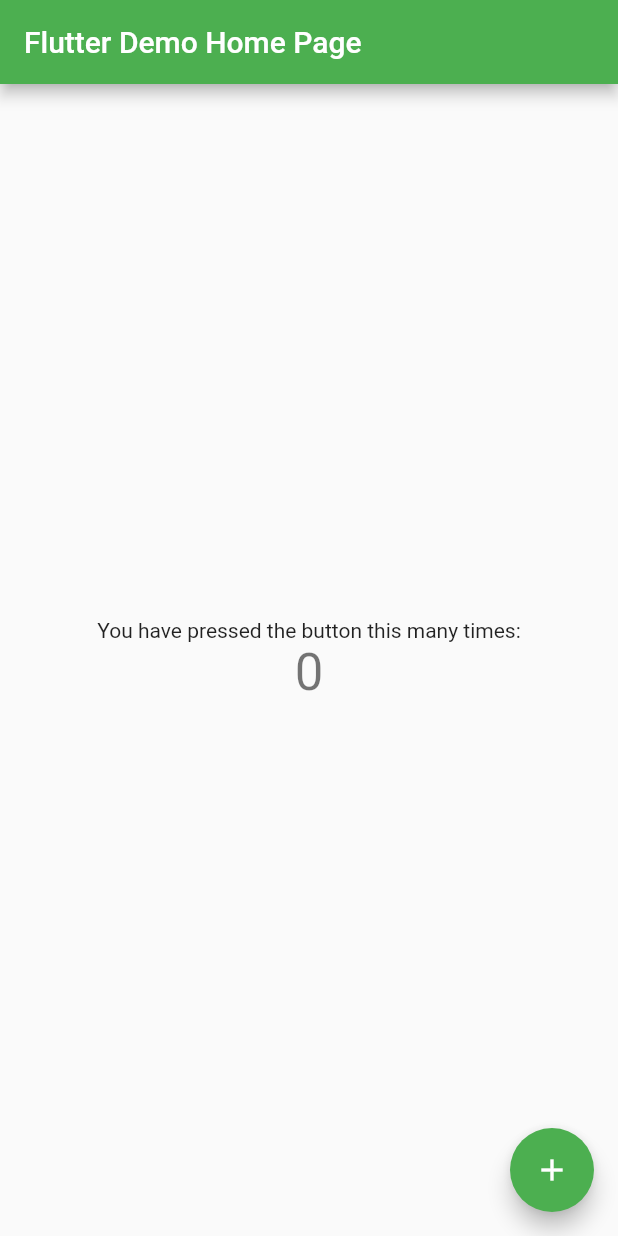
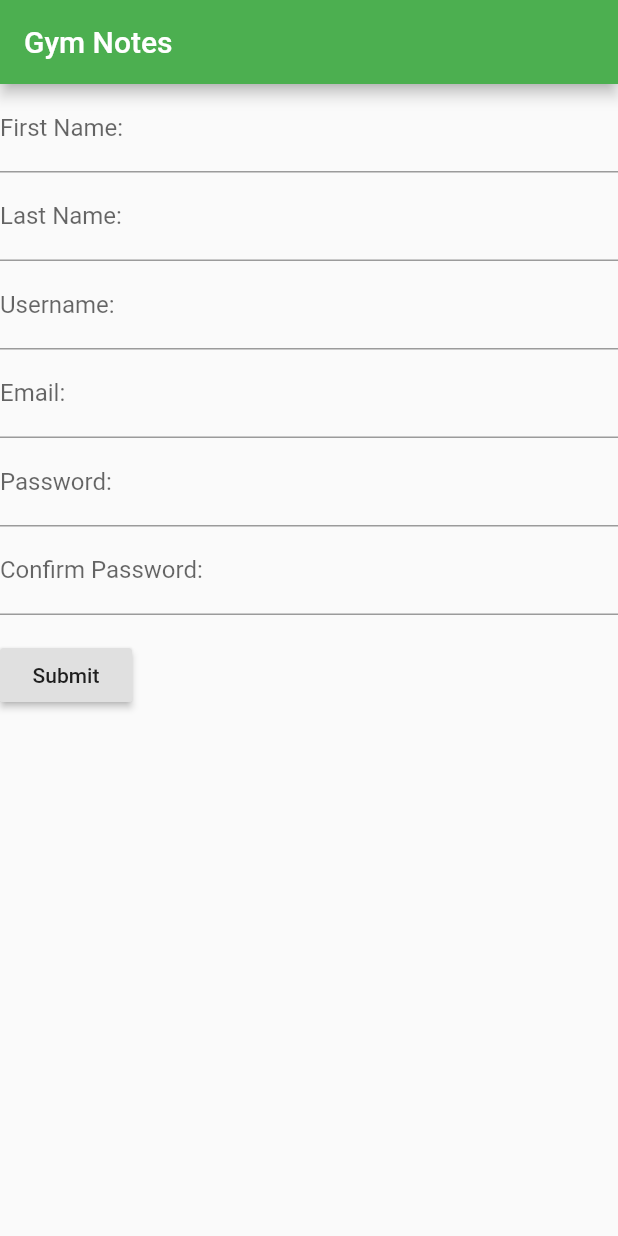
Before and after one commit to awaris123/gym-notes, a Flutter app: the screen it shows after launch, on a phone screen of 412 x 824 dp. Run offline on Flutter 3.47's test engine with Material 2 defaults, Android fonts, the phone set to English and light mode, and no system bars.

Commit message:
created startup widget and register form

```diff
--- a/mobile/lib/main.dart
+++ b/mobile/lib/main.dart
@@ -7,105 +7,147 @@
   @override
   Widget build(BuildContext context) {
     return MaterialApp(
-      title: 'Flutter Demo',
+      title: 'Gym Notes',
       theme: ThemeData(
-        // This is the theme of your application.
-        //
-        // Try running your application with "flutter run". You'll see the
-        // application has a blue toolbar. Then, without quitting the app, try
-        // changing the primarySwatch below to Colors.green and then invoke
-        // "hot reload" (press "r" in the console where you ran "flutter run",
-        // or simply save your changes to "hot reload" in a Flutter IDE).
-        // Notice that the counter didn't reset back to zero; the application
-        // is not restarted.
         primarySwatch: Colors.green,
       ),
-      home: MyHomePage(title: 'Flutter Demo Home Page'),
+      home: Scaffold(
+        appBar: AppBar(
+          title: Text("Gym Notes"),
+        ),
+          body: Center(child: Register(),
+        )
+      ),
     );
   }
 }
 
-class MyHomePage extends StatefulWidget {
-  MyHomePage({Key key, this.title}) : super(key: key);
-
-  // This widget is the home page of your application. It is stateful, meaning
-  // that it has a State object (defined below) that contains fields that affect
-  // how it looks.
-
-  // This class is the configuration for the state. It holds the values (in this
-  // case the title) provided by the parent (in this case the App widget) and
-  // used by the build method of the State. Fields in a Widget subclass are
-  // always marked "final".
-
-  final String title;
+class StartUp extends StatelessWidget{
 
   @override
-  _MyHomePageState createState() => _MyHomePageState();
+  Widget build (BuildContext context){
+    return Center(
+      child:Column(
+        mainAxisAlignment: MainAxisAlignment.center,
+        children: <Widget>[
+          const SizedBox(height: 30),
+          FlatButton(
+            color: Colors.white,
+            onPressed: () {
+
+            },
+            child: const Text('Signup', style: TextStyle(fontSize: 20)),
+          ),
+          const SizedBox(height:30),
+          FlatButton(
+            color: Colors.white,
+            onPressed: () {},
+            child: const Text('Login', style: TextStyle(fontSize:20))
+            ),
+        ],
+      )
+    );
+  }
 }
 
-class _MyHomePageState extends State<MyHomePage> {
-  int _counter = 0;
 
-  void _incrementCounter() {
-    setState(() {
-      // This call to setState tells the Flutter framework that something has
-      // changed in this State, which causes it to rerun the build method below
-      // so that the display can reflect the updated values. If we changed
-      // _counter without calling setState(), then the build method would not be
-      // called again, and so nothing would appear to happen.
-      _counter++;
-    });
+// Define a custom Form widget.
+class Register extends StatefulWidget {
+  @override
+  RegistrationFormState createState() {
+    return RegistrationFormState();
   }
+}
+
+class RegistrationFormState extends State<Register> {
+
+  final _formKey = GlobalKey<FormState>();
 
   @override
   Widget build(BuildContext context) {
-    // This method is rerun every time setState is called, for instance as done
-    // by the _incrementCounter method above.
-    //
-    // The Flutter framework has been optimized to make rerunning build methods
-    // fast, so that you can just rebuild anything that needs updating rather
-    // than having to individually change instances of widgets.
-    return Scaffold(
-      appBar: AppBar(
-        // Here we take the value from the MyHomePage object that was created by
-        // the App.build method, and use it to set our appbar title.
-        title: Text(widget.title),
-      ),
-      body: Center(
-        // Center is a layout widget. It takes a single child and positions it
-        // in the middle of the parent.
-        child: Column(
-          // Column is also layout widget. It takes a list of children and
-          // arranges them vertically. By default, it sizes itself to fit its
-          // children horizontally, and tries to be as tall as its parent.
-          //
-          // Invoke "debug painting" (press "p" in the console, choose the
-          // "Toggle Debug Paint" action from the Flutter Inspector in Android
-          // Studio, or the "Toggle Debug Paint" command in Visual Studio Code)
-          // to see the wireframe for each widget.
-          //
-          // Column has various properties to control how it sizes itself and
-          // how it positions its children. Here we use mainAxisAlignment to
-          // center the children vertically; the main axis here is the vertical
-          // axis because Columns are vertical (the cross axis would be
-          // horizontal).
-          mainAxisAlignment: MainAxisAlignment.center,
-          children: <Widget>[
-            Text(
-              'You have pressed the button this many times:',
-            ),
-            Text(
-              '$_counter',
-              style: Theme.of(context).textTheme.display1,
-            ),
-          ],
-        ),
-      ),
-      floatingActionButton: FloatingActionButton(
-        onPressed: _incrementCounter,
-        tooltip: 'Increment',
-        child: Icon(Icons.add),
-      ), // This trailing comma makes auto-formatting nicer for build methods.
+    // Build a Form widget using the _formKey created above.
+    return Form(
+
+      key: _formKey,
+      child: Column(
+        crossAxisAlignment: CrossAxisAlignment.start,
+        children: <Widget>[
+          TextFormField(
+            decoration: InputDecoration(labelText: 'First Name: '),
+            validator: (value) {
+            if (value.isEmpty) {
+              return 'Enter some text';
+            }
+            return null;
+            },
+          ),
+
+          TextFormField(
+            decoration: InputDecoration(labelText: 'Last Name: '),
+            validator: (value) {
+            if (value.isEmpty) {
+              return 'Enter some text';
+            }
+            return null;
+            },
+          ),
+
+          TextFormField(
+            decoration: InputDecoration(labelText: 'Username: '),
+            validator: (value) {
+            if (value.isEmpty) {
+              return 'Enter some text';
+            }
+            return null;
+            },
+          ),
+          TextFormField(
+            decoration: InputDecoration(labelText: 'Email: '),
+            validator: (value) {
+            if (value.isEmpty) {
+              return 'Enter some text';
+            }
+            return null;
+            },
+          ),
+
+          TextFormField(
+            decoration: InputDecoration(labelText: 'Password: '),
+            validator: (value) {
+            if (value.isEmpty) {
+              return 'Enter some text';
+            }
+            return null;
+            },
+          ),
+
+          TextFormField(
+            decoration: InputDecoration(labelText: 'Confirm Password: '),
+            validator: (value) {
+            if (value.isEmpty) {
+              return 'Enter some text';
+            }
+            return null;
+            },
+          ),
+            Padding(
+              padding: const EdgeInsets.symmetric(vertical: 16.0),
+              child: RaisedButton(
+              onPressed: () {
+                // Validate returns true if the form is valid, or false
+                // otherwise.
+                if (_formKey.currentState.validate()) {
+                  // If the form is valid, display a Snackbar.
+                  Scaffold.of(context)
+                      .showSnackBar(SnackBar(content: Text('Processing Data')));
+                }
+              },
+              child: Text('Submit'),
+              )
+            )
+        ],
+      )
     );
+
   }
 }
```
